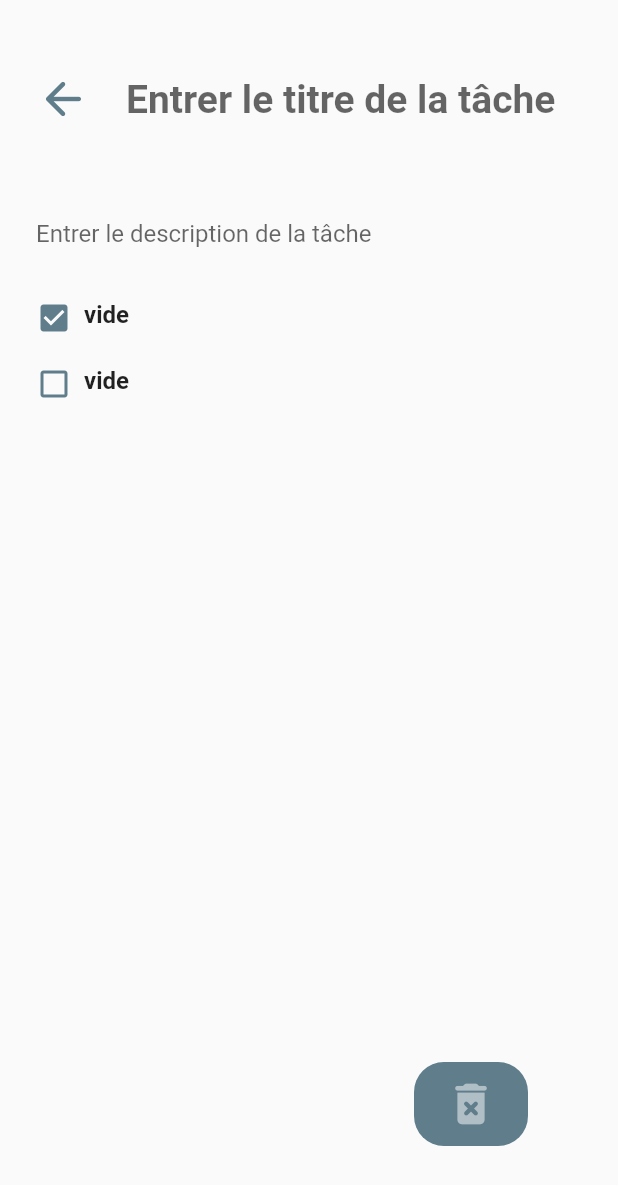
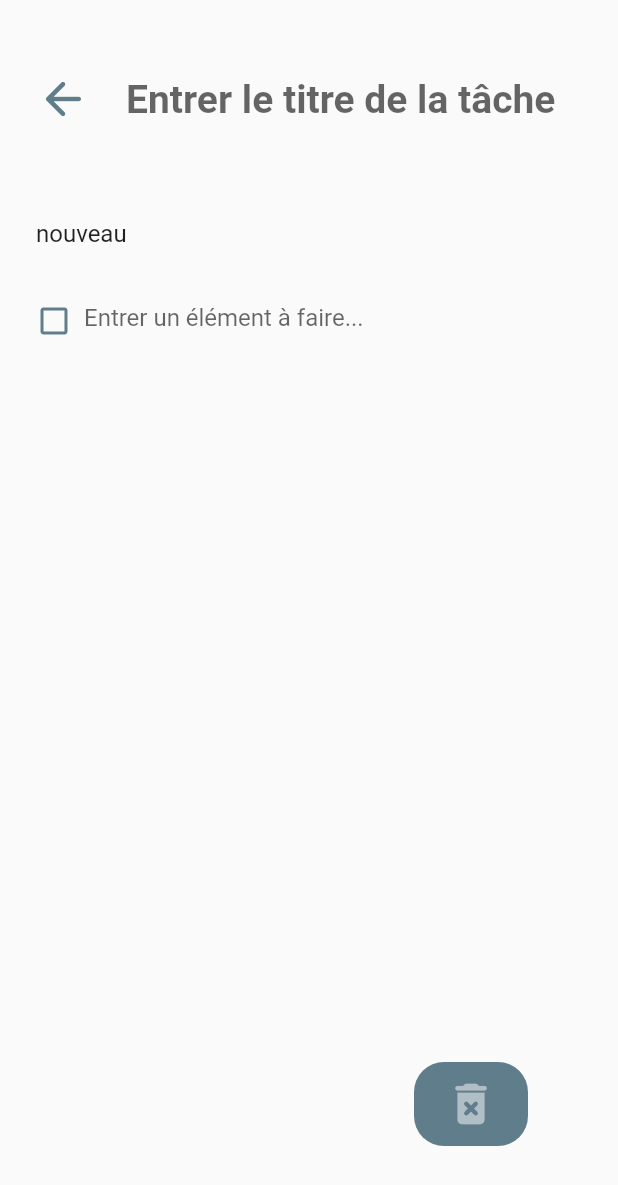
Before and after one commit to arturribeiro10/projetflutter_nam, a Flutter app: the screen it shows after launch, after a tap on the "add to photos" icon, on a phone screen of 412 x 824 dp. Shown: the top 1185 px of the screen. Run offline on Flutter 3.47's test engine with Material 2 defaults, Android fonts, the phone set to English and light mode, and no system bars.

Commit message:
récupération de l'id de de tâche et du titre

```diff
--- a/lib/screens/homepage.dart
+++ b/lib/screens/homepage.dart
@@ -36,14 +36,47 @@ class _HomepageState extends State<Homepage> {
                 Expanded(
                   child: ListView(
                     children: [
-                      TaskCardWidget(
-                          title: "Get Started",
-                          desc: "hello user - description"),
-                      TaskCardWidget(
-                        title: "vide",
-                        desc: "vide",
+                      GestureDetector(
+                        onTap: () {
+                          Navigator.push(
+                              context,
+                              MaterialPageRoute(
+                                  builder: (context) => const Taskpage(id: 0,)
+                              )
+                          );
+                        },
+                        child: TaskCardWidget(
+                            title: "Première tâche",
+                            desc: "mettre en place flutter"),
                       ),
-                      TaskCardWidget(title: "vifde", desc: "dafdesc")
+                      GestureDetector(
+                        onTap: () {
+                          Navigator.push(
+                              context,
+                              MaterialPageRoute(
+                                  builder: (context) => const Taskpage(id: 1,)
+                              )
+                          );
+                        },
+                        child: TaskCardWidget(
+                          title: "Deuxième tâche",
+                          desc: "créer unt tâche",
+                        ),
+                      ),
+                      GestureDetector(
+                        onTap: () {
+                          Navigator.push(
+                              context,
+                              MaterialPageRoute(
+                                  builder: (context) => const Taskpage(id: 2,)
+                              )
+                          );
+                        },
+                        child: TaskCardWidget(
+                            title: "Troisième tâche",
+                            desc: "rendre les tâches dynamiques"
+                        ),
+                      ),
                     ],
                   ),
                 )
@@ -54,8 +87,12 @@ class _HomepageState extends State<Homepage> {
               right: 60.0,
               child: GestureDetector(
                 onTap: () {
-                  Navigator.push(context,
-                      MaterialPageRoute(builder: (context) => Taskpage()));
+                  Navigator.push(
+                      context,
+                      MaterialPageRoute(
+                          builder: (context) => Taskpage(
+                                id: 0,
+                              )));
                 },
                 child: Container(
                   padding: const EdgeInsets.symmetric(
--- a/lib/screens/taskpage.dart
+++ b/lib/screens/taskpage.dart
@@ -3,13 +3,25 @@ import 'package:flutter/material.dart';
 import 'package:projetflutter_nam/widgets.dart';
 
 class Taskpage extends StatefulWidget {
-  const Taskpage({Key? key}) : super(key: key);
+  const Taskpage({Key? key, required this.id}) : super(key: key);
+  final int id;
 
   @override
   State<Taskpage> createState() => _TaskpageState();
 }
 
 class _TaskpageState extends State<Taskpage> {
+
+  String _taskTitle = '';
+
+  void initState(){
+    print("ID de la tâche: ${widget.id}");
+    if(widget.id != null){
+      _taskTitle = "nouveau";
+    }
+
+    super.initState();
+  }
   @override
   Widget build(BuildContext context) {
     return Scaffold(
@@ -37,13 +49,16 @@ class _TaskpageState extends State<Taskpage> {
                           ),
                         ),
                       ),
-                      const Expanded(
+                       Expanded(
                           child: TextField(
-                        decoration: InputDecoration(
+                            onSubmitted: (value){
+                              print("nom de la tâche: $value");
+                            },
+                        decoration: const InputDecoration(
                           hintText: "Entrer le titre de la tâche",
                           border: InputBorder.none,
                         ),
-                        style: TextStyle(
+                        style: const TextStyle(
                           fontSize: 26.0,
                           fontWeight: FontWeight.bold,
                           color: Colors.blueGrey,
@@ -52,12 +67,13 @@ class _TaskpageState extends State<Taskpage> {
                     ],
                   ),
                 ),
-                const Padding(
-                  padding: EdgeInsets.only(
+                Padding(
+                  padding: const EdgeInsets.only(
                     bottom: 8.0,
                   ),
                   child: TextField(
-                    decoration: InputDecoration(
+                    controller: TextEditingController()..text = _taskTitle,
+                    decoration: const InputDecoration(
                         hintText: "Entrer le description de la tâche",
                         border: InputBorder.none,
                         contentPadding: EdgeInsets.symmetric(
@@ -65,8 +81,41 @@ class _TaskpageState extends State<Taskpage> {
                         )),
                   ),
                 ),
-                ToDoWidget("vide", true),
-                ToDoWidget("vide", false),
+                Column(
+                  children: [
+                    Padding(
+                      padding: const EdgeInsets.symmetric(
+                        horizontal: 24.0,
+                      ),
+                      child: Row(
+                        children: [
+                          Container(
+                            width: 20.0,
+                            height: 20.0,
+                            margin: const EdgeInsets.only(
+                              right: 12.0,
+                            ),
+                            child: const Icon(
+                              Icons.check_box_outline_blank,
+                              color: Colors.blueGrey,
+                              size: 24.0,
+                            ),
+                          ),
+                          Expanded(
+                              child: TextField(
+                                onSubmitted: (value){
+                                },
+                                decoration: const InputDecoration(
+                                  hintText: "Entrer un élément à faire...",
+                                  border: InputBorder.none,
+                                ),
+                              ))
+                        ],
+                      ),
+                    )
+                  ],
+                )
+
               ],
             ),
             Positioned(
@@ -75,7 +124,7 @@ class _TaskpageState extends State<Taskpage> {
               child: GestureDetector(
                 onTap: () {
                   Navigator.push(context,
-                      MaterialPageRoute(builder: (context) => Taskpage()));
+                      MaterialPageRoute(builder: (context) => Taskpage(id: 0,)));
                 },
                 child: Container(
                   padding: const EdgeInsets.symmetric(
--- a/lib/widgets.dart
+++ b/lib/widgets.dart
@@ -25,7 +25,8 @@ class TaskCardWidget extends StatelessWidget {
         crossAxisAlignment: CrossAxisAlignment.start,
         children: [
           Text(
-            title ?? "(unnamed task)",
+            //title ?? "(unnamed task)",
+            title,
             style: const TextStyle(
               color: Colors.blueGrey,
               fontSize: 22.0,
@@ -37,7 +38,8 @@ class TaskCardWidget extends StatelessWidget {
               top: 10.0,
             ),
             child: Text(
-              desc ?? "no description added",
+              //desc ?? "no description added",
+              desc,
               style: const TextStyle(
                 fontSize: 16.0,
                 color: Colors.blueGrey,
@@ -79,10 +81,10 @@ class ToDoWidget extends StatelessWidget {
               color: Colors.blueGrey,
               size: 24.0,
             ),
-
           ),
           Text(
-            text ?? "Entrer un élément à effectuer",
+            //text ?? "Entrer un élément à effectuer",
+            text,
           style: const TextStyle(
             //color: Colors.blueGrey,
             fontSize: 16.0,
```
Also changed, not shown: lib/models/task.dart (added, +15 -0 lines), lib/models/todo.dart (added, +17 -0 lines), 1 other file.
